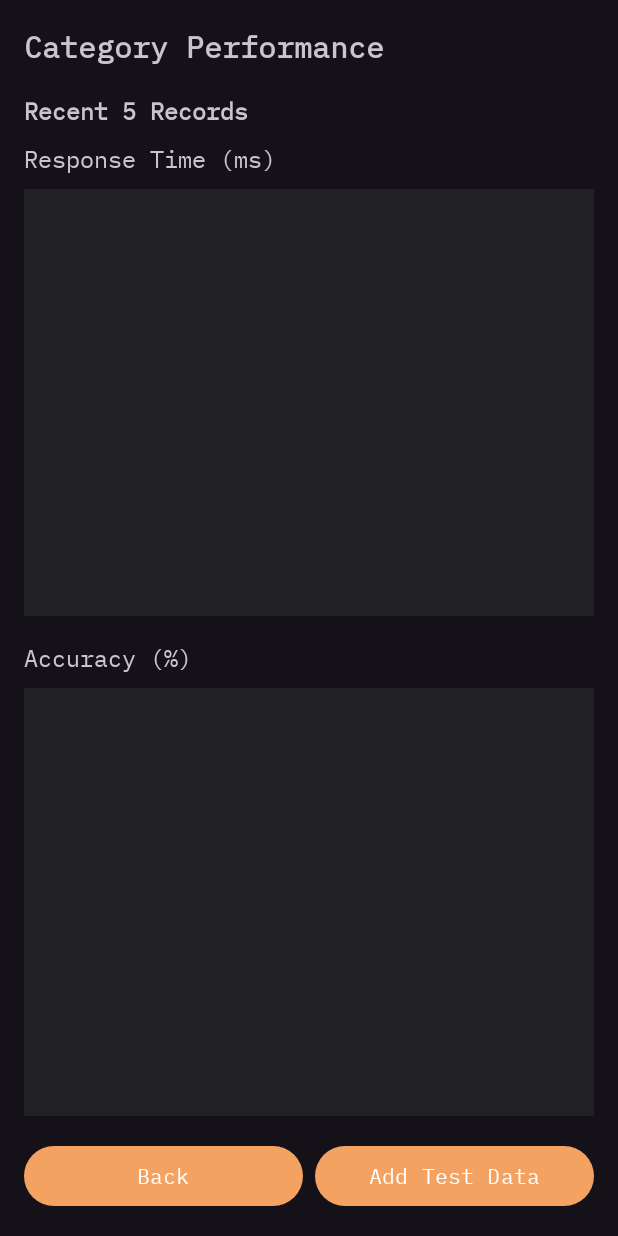
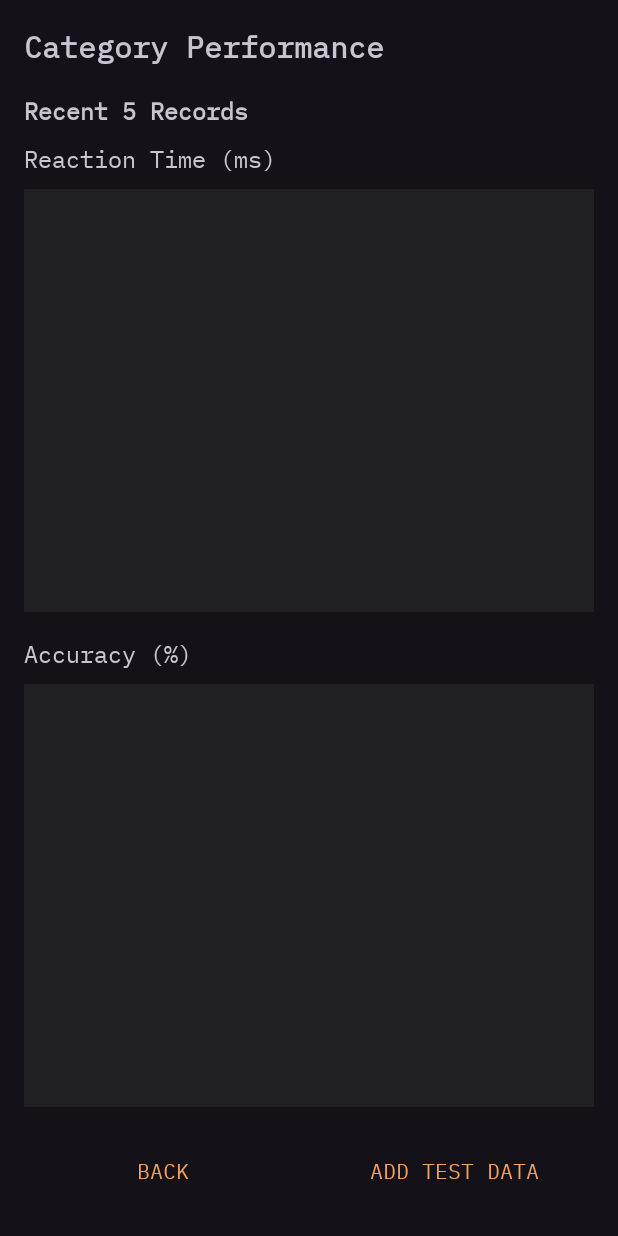
Before and after one commit to Porsugu/HumanReactor, an Android app: the PerformanceDetailActivity screen opened directly, with no data from a screen before it, on a phone screen of 412 x 824 dp. Run offline under Robolectric (Android 15) with nearby library versions, the phone set to English and light mode, and no system bars; 1 statement that could not run was skipped.

Commit message:
updated UI of stat updated api port
have to fix:
-back btn of stat
-user profile

```diff
--- a/app/src/main/java/com/example/humanreactor/AI_Model/LightweightTreeClassifier.kt
+++ b/app/src/main/java/com/example/humanreactor/AI_Model/LightweightTreeClassifier.kt
@@ -14,10 +14,10 @@ import kotlin.random.Random
  */
 class LightweightTreeClassifier(
     private var confidenceThreshold: Float = 0.9f,
-    private val numTrees: Int = 21,                // Number of decision trees
+    private val numTrees: Int = 50,                // Number of decision trees
     private val maxDepth: Int = 10,                // Maximum tree depth
     private val minSamplesPerLeaf: Int = 3,        // Minimum samples per leaf
-    private val featureSamplingRatio: Float = 0.7f // Feature sampling ratio
+    private val featureSamplingRatio: Float = 0.5f // Feature sampling ratio
 ) {
     companion object {
         private const val TAG = "LightweightTreeClassifier"
--- a/app/src/main/java/com/example/humanreactor/PoseDetectionActivity.kt
+++ b/app/src/main/java/com/example/humanreactor/PoseDetectionActivity.kt
@@ -283,7 +283,7 @@ class PoseDetectionActivity : AppCompatActivity(), SurfaceHolder.Callback {
             }
             else if(current_page == 1){
                 terminalTxtUpdateStart("Sampling...")
-                collectAllMoveSample(5, 3000)
+                collectAllMoveSample(5, 5000)
             }
             else if(current_page == 2){
                 terminalTxtUpdateStart("Train AI Model...")
--- a/app/src/main/java/com/example/humanreactor/customizedMove/MoveDialogManager.kt
+++ b/app/src/main/java/com/example/humanreactor/customizedMove/MoveDialogManager.kt
@@ -347,7 +347,6 @@ class MoveDialogManager(
                 )
             }.toMutableList()
 
-            // 使用全新的适配器实例，避免可能的状态问题
             val adapter = MovesAdapter(
                 categoryMoves,
                 onEditClick = { position, move ->
@@ -362,11 +361,9 @@ class MoveDialogManager(
                 }
             )
 
-            // 设置新的适配器
             recyclerView.adapter = adapter
             recyclerView.layoutManager = LinearLayoutManager(context)
 
-            // 延迟一帧后再次刷新，确保完全渲染
             recyclerView.post {
                 adapter.notifyDataSetChanged()
                 recyclerView.invalidate()
@@ -610,8 +607,9 @@ class MoveDialogManager(
 
             // Available colors
             val allColors = listOf(
-                Color.RED, Color.GREEN, Color.BLUE, Color.YELLOW,
+                Color.parseColor("#F4A261"), Color.GREEN, Color.BLUE, Color.YELLOW,
                 Color.CYAN,
+//                ,Color.RED
 //                Color.MAGENTA, Color.GRAY, Color.BLACK,
 //                Color.rgb(255, 165, 0), Color.rgb(128, 0, 128),
 //                Color.rgb(165, 42, 42), Color.rgb(0, 128, 0),
--- a/app/src/main/java/com/example/humanreactor/vercel_port/GeminiClient.kt
+++ b/app/src/main/java/com/example/humanreactor/vercel_port/GeminiClient.kt
@@ -20,7 +20,7 @@ class GeminiClient(private val baseUrl: String) {
 
     // API接口定义
     private interface GeminiApiService {
-        @POST("api/gemini.js")
+        @POST("api/gemini_flexible.js")
         suspend fun generateContent(@Body request: GeminiRequest): Response<GeminiResponse>
     }
 
--- a/app/src/main/res/layout/activity_category_selection.xml
+++ b/app/src/main/res/layout/activity_category_selection.xml
@@ -27,6 +27,8 @@
         android:layout_width="match_parent"
         android:layout_height="wrap_content"
         android:text="Confirm"
-        android:layout_marginTop="16dp"/>
+        android:layout_marginTop="16dp"
+        android:textColor="@color/main"
+        style="@style/Widget.AppCompat.Button.ButtonBar.AlertDialog"/>
 
 </LinearLayout>
--- a/app/src/main/res/layout/activity_performance_detail.xml
+++ b/app/src/main/res/layout/activity_performance_detail.xml
@@ -33,9 +33,9 @@
         <TextView
             android:layout_width="match_parent"
             android:layout_height="wrap_content"
-            android:text="Response Time (ms)"
-            android:textSize="16sp"
-            android:layout_marginBottom="8dp"/>
+            android:layout_marginBottom="8dp"
+            android:text="Reaction Time (ms)"
+            android:textSize="16sp" />
 
         <FrameLayout
             android:id="@+id/frame_response_time"
@@ -71,7 +71,9 @@
             android:layout_width="0dp"
             android:layout_height="wrap_content"
             android:layout_weight="1"
-            android:text="Back"/>
+            android:text="Back"
+            android:textColor="@color/main"
+            style="@style/Widget.AppCompat.Button.ButtonBar.AlertDialog"/>
 
         <Button
             android:id="@+id/btn_add_test_data"
@@ -79,7 +81,9 @@
             android:layout_height="wrap_content"
             android:layout_weight="1"
             android:layout_marginStart="8dp"
-            android:text="Add Test Data"/>
+            android:text="Add Test Data"
+            android:textColor="@color/main"
+            style="@style/Widget.AppCompat.Button.ButtonBar.AlertDialog"/>
     </LinearLayout>
 
 </LinearLayout>
```
Also changed, not shown: app/src/main/java/com/example/humanreactor/chart/PixelHistoryChartView.kt (+4 -5 lines).
